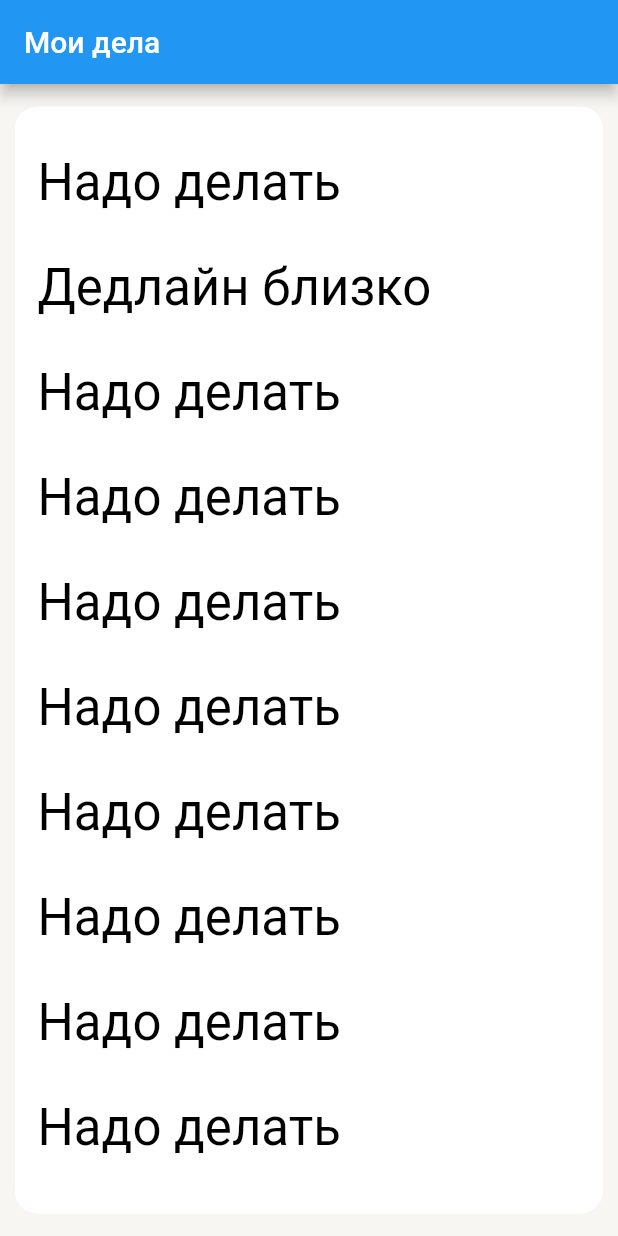
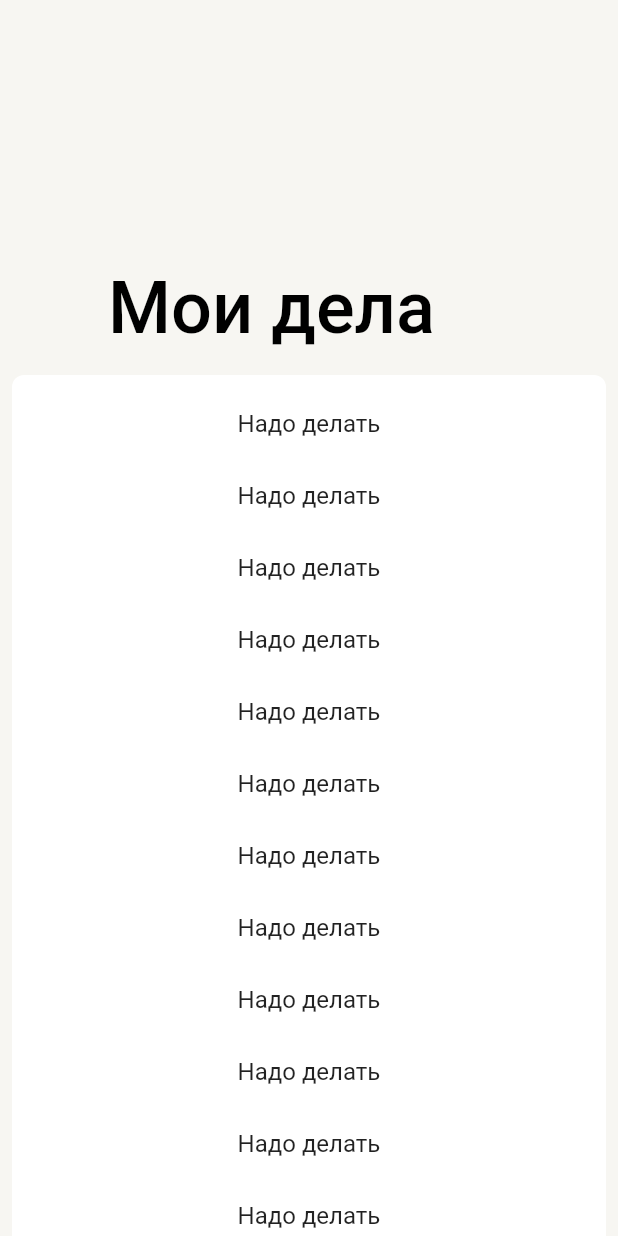
Before and after one commit to Sergoman14/To_Do_List, a Flutter app: the screen it shows after launch, on a phone screen of 412 x 824 dp. Run offline on Flutter 3.47's test engine with Material 2 defaults, Android fonts, the phone set to English and light mode, and no system bars.

Commit message:
sliver + slider

```diff
--- a/lib/main.dart
+++ b/lib/main.dart
@@ -35,7 +35,6 @@ class MyApp extends StatelessWidget {
         // or simply save your changes to "hot reload" in a Flutter IDE).
         // Notice that the counter didn't reset back to zero; the application
         // is not restarted.
-        colorScheme: ColorScheme.fromSwatch(primarySwatch: Colors.blue)
       ),
       home:  const HomePage(),
     );
--- /dev/null
+++ b/lib/models/task.dart
@@ -0,0 +1,9 @@
+class Task {
+  late int id;
+  late String desc;
+  late bool importance;
+  late bool completance;
+  late String deadline;
+
+  Task({required this.id, required this.desc, required this.importance, required this.completance, required this.deadline});
+}
--- a/lib/pages/home_page.dart
+++ b/lib/pages/home_page.dart
@@ -1,32 +1,7 @@
 import 'package:flutter/material.dart';
 import 'new_task.dart';
+import 'package:to_do_list/models/task.dart';
 
-class Task {
-  late int id;
-  late String desc;
-  late bool importance;
-  late bool completance;
-  late String deadline;
-
-  Task(this.id, this.desc, this.importance, this.completance, this.deadline);
-}
-
-List<Task> tasks = [
-  Task(0, "Надо делать", true, false, "18:02:2023"),
-  Task(1, "Дедлайн близко", false, false, "18:02:2023"),
-  Task(2, "Надо делать", true, false, "18:02:2023"),
-  Task(3, "Надо делать", true, false, "18:02:2023"),
-  Task(4, "Надо делать", true, false, "18:02:2023"),
-  Task(5, "Надо делать", true, false, "18:02:2023"),
-  Task(6, "Надо делать", true, false, "18:02:2023"),
-  Task(7, "Надо делать", true, false, "18:02:2023"),
-  Task(8, "Надо делать", true, false, "18:02:2023"),
-  Task(9, "Надо делать", true, false, "18:02:2023"),
-  Task(10, "Надо делать", true, false, "18:02:2023"),
-  Task(11, "Надо делать", true, false, "18:02:2023"),
-  Task(12, "Надо делать", true, false, "18:02:2023"),
-  Task(13, "Надо делать", true, false, "18:02:2023")
-];
 // StatefulWidget имеет состояние, с которым
 // позже мы будем работать через функцию
 // setState(VoidCallback fn);
@@ -47,7 +22,26 @@ class HomePage extends StatefulWidget {
 // нижнее подчеркивание аналогия private в Java / Kotlin
 class _HomePageState extends State<HomePage> {
 
-   Map<String, Task> allTasks = {};
+   List<Task> allTasks = [
+     Task(id: 0, desc: "Надо делать", importance: true, completance: false, deadline: "18:02:2023"),
+     Task(id: 1, desc: "Надо делать", importance: true, completance: false, deadline: "18:02:2023"),
+     Task(id: 2, desc: "Надо делать", importance: true, completance: false, deadline: "18:02:2023"),
+     Task(id: 3, desc: "Надо делать", importance: true, completance: false, deadline: "18:02:2023"),
+     Task(id: 4, desc: "Надо делать", importance: true, completance: false, deadline: "18:02:2023"),
+     Task(id: 5, desc: "Надо делать", importance: true, completance: false, deadline: "18:02:2023"),
+     Task(id: 6, desc: "Надо делать", importance: true, completance: false, deadline: "18:02:2023"),
+     Task(id: 7, desc: "Надо делать", importance: true, completance: false, deadline: "18:02:2023"),
+     Task(id: 8, desc: "Надо делать", importance: true, completance: false, deadline: "18:02:2023"),
+     Task(id: 9, desc: "Надо делать", importance: true, completance: false, deadline: "18:02:2023"),
+     Task(id: 10, desc: "Надо делать", importance: true, completance: false, deadline: "18:02:2023"),
+     Task(id: 11, desc: "Надо делать", importance: true, completance: false, deadline: "18:02:2023"),
+     Task(id: 12, desc: "Надо делать", importance: true, completance: false, deadline: "18:02:2023"),
+     Task(id: 13, desc: "Надо делать", importance: true, completance: false, deadline: "18:02:2023"),
+     Task(id: 14, desc: "Надо делать", importance: true, completance: false, deadline: "18:02:2023"),
+     Task(id: 15, desc: "Надо делать", importance: true, completance: false, deadline: "18:02:2023"),
+     Task(id: 16, desc: "Надо делать", importance: true, completance: false, deadline: "18:02:2023"),
+     Task(id: 17, desc: "Надо делать", importance: true, completance: false, deadline: "18:02:2023"),
+   ];
 
   // функция build, как мы уже отметили, строит
   // иерархию наших любимых виджетов
@@ -59,22 +53,107 @@ class _HomePageState extends State<HomePage> {
     // Drawer, FloatingActionButton и другие не менее важные
     // компоненты (виджеты).
     return Scaffold(
-
-      // мы создаем AppBar с текстом "Home Page"
-      appBar: AppBar(title: const Text("Мои дела")),
-        // указываем текст в качестве тела Scaffold
-        // текст предварительно вложен в Center виджет,
-        // чтобы выровнять его по центру
-      body: Padding(
-        // объект EdgeInsets хранит четыре важные double переменные:
-        // left, top, right, bottom - отступ слева, сверху, справа и снизу
-        // EdgeInsets.all(10) - задает одинаковый отступ со всех сторон
-        // EdgeInsets.only(left: 10, right: 15) - задает отступ для
-        // определенной стороны или сторон
-        // EdgeInsets.symmetric - позволяет указать одинаковые
-        // отступы по горизонтали (left и right) и по вертикали (top и bottom)
-          padding: const EdgeInsets.symmetric(vertical: 15, horizontal: 10),
-          // создаем наш список
+      body:
+      CustomScrollView(
+        slivers: <Widget>[
+          const SliverAppBar(
+            pinned: true,
+            expandedHeight: 250.0,
+            backgroundColor: Color(0xfff7f6f2),
+            flexibleSpace: FlexibleSpaceBar(
+              title: Text(
+                  style: TextStyle(color: Colors.black,height: 1.171875,fontSize: 32),
+                  'Мои дела'
+              ),
+            ),
+          ),
+          SliverPadding(
+            padding: const EdgeInsets.only(left: 8, right: 8),
+            sliver: SliverToBoxAdapter(
+                child:
+                  Container(
+                    height: 8,
+                    decoration: const BoxDecoration(
+                      color: Colors.white,
+                      borderRadius: BorderRadius.only(
+                        topLeft: Radius.circular(8),
+                        topRight: Radius.circular(8)
+                      )
+                    ),
+                  )
+              )
+          ),
+          SliverPadding(
+              padding: const EdgeInsets.only(left: 8, right: 8),
+              sliver: SliverList(
+                delegate: SliverChildBuilderDelegate(
+                      (BuildContext context, int index) {
+                    return Dismissible(
+                      background: Container(
+                          color: Colors.green
+                      ),
+                      secondaryBackground :
+                        Container(
+                        color: Colors.red
+                        ),
+                        key: ValueKey<int>(allTasks[index].id),
+                        onDismissed: (DismissDirection direction) {
+                          if (direction == DismissDirection.startToEnd) {
+                            setState(() {
+                              allTasks[index].completance = true;
+                            });
+                          }
+                          else {
+                            setState(() {
+                              allTasks.removeAt(index);
+                            });
+                          }
+                        },
+                        confirmDismiss: (DismissDirection direction) async {
+                          if (direction == DismissDirection.startToEnd)
+                            {
+                              return false;
+                            }
+                          else
+                            {
+                              return true;
+                            }
+                        },
+                      child:
+                        Container(
+                          padding: const EdgeInsets.only(top: 14, bottom: 14),
+                          alignment: Alignment.center,
+                          color: Colors.white,
+                          child: Text(
+                              style: const TextStyle(height: 1.25,fontSize: 16),
+                              allTasks[index].desc
+                          ),
+                        )
+                      );
+                  },
+                  childCount: allTasks.length,
+                ),
+              ),
+          ),
+          SliverPadding(
+              padding: const EdgeInsets.only(left: 8, right: 8, bottom: 28),
+              sliver: SliverToBoxAdapter(
+                  child:
+                  Container(
+                    height: 8,
+                    decoration: const BoxDecoration(
+                        color: Colors.white,
+                        borderRadius: BorderRadius.only(
+                            bottomLeft: Radius.circular(8),
+                            bottomRight: Radius.circular(8)
+                        )
+                    ),
+                  )
+              )
+          ),
+        ],
+      )
+/*
           child: Container(
               padding: const EdgeInsets.only(top: 15, bottom: 15),
               decoration: const BoxDecoration(
@@ -131,7 +210,9 @@ class _HomePageState extends State<HomePage> {
 
               )
           ),
-      )
+         )
+
+ */
     );
   }
 
--- a/lib/pages/new_task.dart
+++ b/lib/pages/new_task.dart
@@ -15,7 +15,7 @@ class TaskPage extends StatelessWidget {
     // получаем пони по его id
     // обратите внимание: мы импортируем ponies
     // из файла pony_list_page.dart
-    final task = tasks[taskId];
+    //final task = tasks[taskId];
     return Scaffold(
         body: Padding(
           // указываем отступ для контента
@@ -51,7 +51,8 @@ class TaskPage extends StatelessWidget {
                   ),
                   child: Text(
                     // указываем имя pony
-                    task.desc,
+                    //task.desc,
+                    "heh",
                     style: Theme.of(context).textTheme.headlineMedium?.copyWith(color: Colors.white),
                   )
               ),
@@ -59,7 +60,8 @@ class TaskPage extends StatelessWidget {
                   padding: const EdgeInsets.all(10),
                   child: Text(
                     // указываем описание pony
-                      task.desc,
+                      //task.desc,
+                    "heh",
                       style: Theme.of(context).textTheme.bodyLarge
                   )
               )
```
